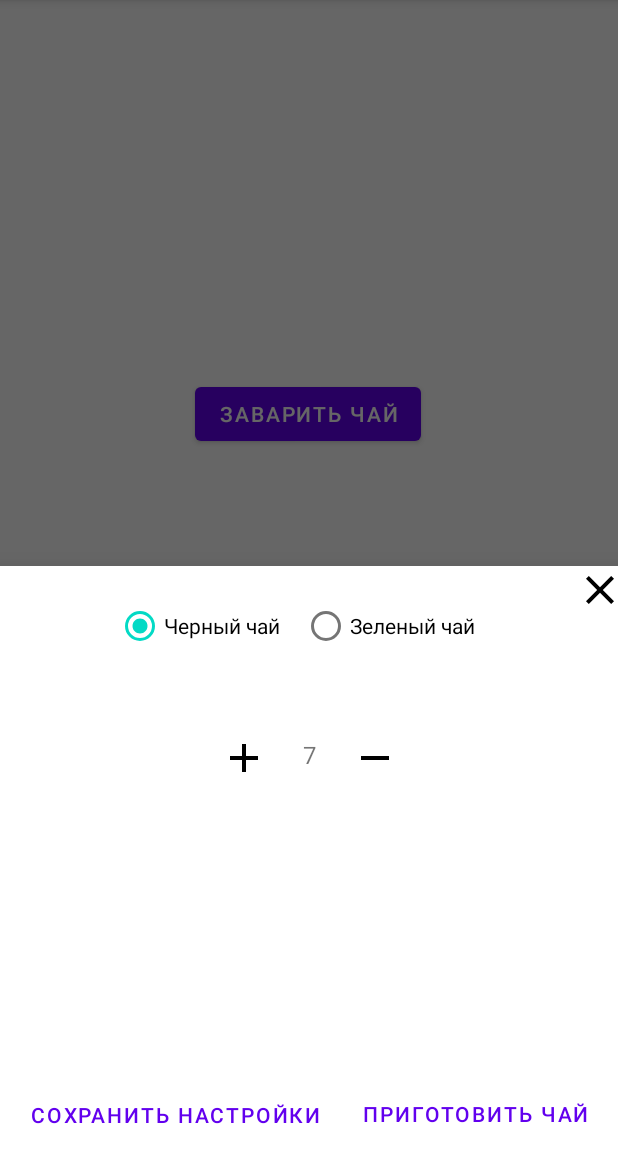
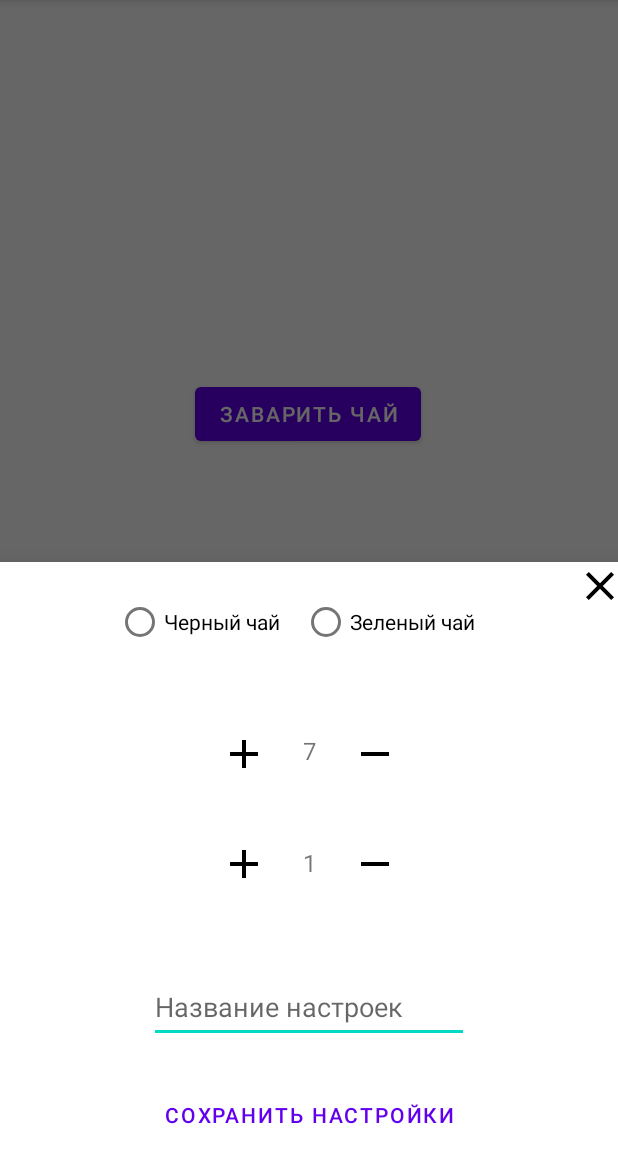
Before and after one commit to verevka8/Proekt, an Android app: the MainMenu screen opened through its navigation route, after a tap on "ЗАВАРИТЬ ЧАЙ", on a phone screen of 412 x 824 dp, the part 84-1236 px from its top. Run offline under Robolectric (Android 15) with nearby library versions, the phone set to English and light mode, and no system bars; our stand-ins replace Firebase (no records; nobody signed in at launch, a user with empty details on screens opened directly), data binding; 1 statement that could not run was skipped.

Commit message:
Добавлено: База данных реального времени Сохранение настроек чая в базу

```diff
--- a/app/src/main/java/com/example/proekt/MainMenu.java
+++ b/app/src/main/java/com/example/proekt/MainMenu.java
@@ -18,10 +18,8 @@ import com.google.android.material.bottomsheet.BottomSheetDialog;
 
 public class MainMenu extends Fragment{
     private FragmentMainMenuBinding binding;
-    private TeaParameters blankFragment;
 
     public MainMenu() {
-        blankFragment = new TeaParameters();
     }
 
     @Override
@@ -36,10 +34,10 @@ public class MainMenu extends Fragment{
         binding.button2.setOnClickListener(new View.OnClickListener() {
             @Override
             public void onClick(View view) {
-                blankFragment.show(getChildFragmentManager(),blankFragment.getTag());
+                TeaParameters Fragmen = new TeaParameters();
+                Fragmen.show(getChildFragmentManager(),Fragmen.getTag());
             }
         });
-
         return binding.getRoot();
     }
 }
--- a/app/src/main/java/com/example/proekt/TeaParameters.java
+++ b/app/src/main/java/com/example/proekt/TeaParameters.java
@@ -9,6 +9,9 @@ import androidx.fragment.app.FragmentTransaction;
 import androidx.lifecycle.ViewModelProvider;
 import androidx.navigation.Navigation;
 
+import android.text.Editable;
+import android.text.TextWatcher;
+import android.util.Log;
 import android.view.LayoutInflater;
 import android.view.View;
 import android.view.ViewGroup;
@@ -16,39 +19,87 @@ import android.view.ViewGroup;
 import com.example.proekt.databinding.FragmentTeaParametersBinding;
 import com.example.proekt.model.SettingsViewModel;
 import com.google.android.material.bottomsheet.BottomSheetDialogFragment;
+import com.google.firebase.database.DatabaseReference;
+import com.google.firebase.database.FirebaseDatabase;
 
 
 public class TeaParameters extends BottomSheetDialogFragment {
     private FragmentTeaParametersBinding binding;
-    private SettingsViewModel model;
 
-    public TeaParameters() {
-        // Required empty public constructor
-    }
-
+    public TeaParameters() {}
     @Override
     public void onCreate(Bundle savedInstanceState) {
         super.onCreate(savedInstanceState);
     }
-
     @Override
     public View onCreateView(LayoutInflater inflater, ViewGroup container,
                              Bundle savedInstanceState) {
         binding = FragmentTeaParametersBinding.inflate(inflater, container, false);
-        model = new ViewModelProvider(getActivity()).get(SettingsViewModel.class);
-        binding.setViewModel(model);
+        TeaSavedSettings settings = new TeaSavedSettings();
+
+        binding.variety1.setOnClickListener(new View.OnClickListener() {
+            @Override
+            public void onClick(View view) {
+                settings.setTea_variety(true);
+            }
+        });
+
+        binding.variety2.setOnClickListener(new View.OnClickListener() {
+            @Override
+            public void onClick(View view) {
+                settings.setTea_variety(false);
+            }
+        });
+
         binding.addPortions.setOnClickListener(new View.OnClickListener() {
             @Override
             public void onClick(View view) {
-                model.addTea_count();
-                binding.countTea.setText(model.getTea_count().toString());
+                settings.addTea_count();
+                binding.countTea.setText(Integer.toString(settings.getTea_count()));
             }
         });
+
         binding.removePortions.setOnClickListener(new View.OnClickListener() {
             @Override
             public void onClick(View view) {
-                model.removeTea_count();
-                binding.countTea.setText(model.getTea_count().toString());
+                settings.removeTea_count();
+                binding.countTea.setText(Integer.toString(settings.getTea_count()));
+            }
+        });
+
+        binding.nameSettings.addTextChangedListener(new TextWatcher() {
+            @Override
+            public void beforeTextChanged(CharSequence charSequence, int i, int i1, int i2) {}
+            @Override
+            public void onTextChanged(CharSequence charSequence, int i, int i1, int i2) {}
+            @Override
+            public void afterTextChanged(Editable editable) {
+                settings.setTitle(editable.toString());
+            }
+        });
+
+        binding.addSugar.setOnClickListener(new View.OnClickListener() {
+            @Override
+            public void onClick(View view) {
+                settings.addSugar_count();
+                binding.countSugar.setText(Integer.toString(settings.getSugar_count()));
+            }
+        });
+
+        binding.removeSugar.setOnClickListener(new View.OnClickListener() {
+            @Override
+            public void onClick(View view) {
+                settings.removeSugar_count();
+                binding.countSugar.setText(Integer.toString(settings.getSugar_count()));
+            }
+        });
+
+        binding.saveSettings.setOnClickListener(new View.OnClickListener() {
+            @Override
+            public void onClick(View view) {
+                ListSavedSettings list = ListSavedSettings.getInstance();
+                list.addSavedSettings(settings);
+                dismiss();
             }
         });
         return binding.getRoot();
--- a/app/src/main/res/layout/fragment_tea_parameters.xml
+++ b/app/src/main/res/layout/fragment_tea_parameters.xml
@@ -4,15 +4,54 @@
     xmlns:tools="http://schemas.android.com/tools"
     tools:context=".TeaParameters">
 
-    <data>
-        <variable
-            name="viewModel"
-            type="com.example.proekt.model.SettingsViewModel" />
-    </data>
-
     <androidx.constraintlayout.widget.ConstraintLayout
         android:layout_width="match_parent"
         android:layout_height="match_parent">
+
+        <ImageButton
+            android:id="@+id/remove_sugar"
+            android:layout_width="wrap_content"
+            android:layout_height="wrap_content"
+            android:layout_marginStart="15dp"
+            android:layout_marginTop="25dp"
+            android:background="#00FFFFFF"
+            android:minWidth="48dp"
+            android:minHeight="48dp"
+            android:src="@drawable/baseline_remove_24"
+            app:layout_constraintEnd_toEndOf="parent"
+            app:layout_constraintHorizontal_bias="0.5"
+            app:layout_constraintStart_toEndOf="@+id/count_sugar"
+            app:layout_constraintTop_toBottomOf="@+id/remove_portions" />
+
+        <TextView
+            android:id="@+id/count_sugar"
+            android:layout_width="wrap_content"
+            android:layout_height="23dp"
+            android:text="1"
+            android:textAlignment="center"
+            android:textSize="16sp"
+            app:layout_constraintBottom_toBottomOf="@+id/add_sugar"
+            app:layout_constraintEnd_toStartOf="@+id/remove_sugar"
+            app:layout_constraintHorizontal_bias="0.5"
+            app:layout_constraintStart_toEndOf="@+id/add_sugar"
+            app:layout_constraintTop_toTopOf="@+id/add_sugar"
+            app:layout_constraintVertical_bias="0.48" />
+
+        <ImageButton
+            android:id="@+id/add_sugar"
+            android:layout_width="wrap_content"
+            android:layout_height="48dp"
+            android:layout_marginTop="25dp"
+            android:layout_marginEnd="15dp"
+            android:background="#00000000"
+            android:minWidth="48dp"
+            android:minHeight="48dp"
+            android:src="@drawable/baseline_add_24"
+            app:layout_constraintEnd_toStartOf="@+id/count_sugar"
+            app:layout_constraintHorizontal_bias="0.5"
+            app:layout_constraintHorizontal_chainStyle="packed"
+            app:layout_constraintStart_toStartOf="parent"
+            app:layout_constraintTop_toBottomOf="@+id/add_portions" />
 
         <RadioGroup
             android:id="@+id/radioGroup"
@@ -29,16 +68,12 @@
                 android:id="@+id/variety_1"
                 android:layout_width="124dp"
                 android:layout_height="wrap_content"
-                android:checked="@{!viewModel.tea_variety}"
-                android:onClick="@{() -> viewModel.setTea_variety(false)}"
                 android:text="Черный чай" />
 
             <RadioButton
                 android:id="@+id/variety_2"
                 android:layout_width="129dp"
                 android:layout_height="wrap_content"
-                android:checked="@{viewModel.tea_variety}"
-                android:onClick="@{() -> viewModel.setTea_variety(true)}"
                 android:text="Зеленый чай" />
         </RadioGroup>
 
@@ -59,7 +94,7 @@
             android:id="@+id/count_tea"
             android:layout_width="wrap_content"
             android:layout_height="23dp"
-            android:text="@{viewModel.tea_count.toString()}"
+            android:text="7"
             android:textAlignment="center"
             android:textSize="16sp"
             app:layout_constraintBottom_toBottomOf="@+id/add_portions"
@@ -101,25 +136,29 @@
             app:layout_constraintTop_toBottomOf="@+id/radioGroup" />
 
         <Button
-            android:id="@+id/button3"
+            android:id="@+id/save_settings"
+            android:layout_width="wrap_content"
+            android:layout_height="49dp"
+            android:layout_marginTop="23dp"
+            android:text="Сохранить настройки"
+            app:layout_constraintEnd_toEndOf="parent"
+            app:layout_constraintHorizontal_bias="0.5"
+            app:layout_constraintStart_toStartOf="parent"
+            app:layout_constraintTop_toBottomOf="@+id/nameSettings" />
+
+        <EditText
+            android:id="@+id/nameSettings"
             android:layout_width="wrap_content"
             android:layout_height="wrap_content"
-            android:layout_marginTop="189dp"
-            android:text="Приготовить чай"
+            android:layout_marginTop="47dp"
+            android:ems="10"
+            android:hint="Название настроек"
+            android:inputType="textPersonName"
+            android:minHeight="48dp"
             app:layout_constraintEnd_toEndOf="parent"
             app:layout_constraintHorizontal_bias="0.5"
-            app:layout_constraintStart_toEndOf="@+id/button4"
-            app:layout_constraintTop_toBottomOf="@+id/remove_portions" />
+            app:layout_constraintStart_toStartOf="parent"
+            app:layout_constraintTop_toBottomOf="@+id/remove_sugar" />
 
-        <Button
-            android:id="@+id/button4"
-            android:layout_width="wrap_content"
-            android:layout_height="49dp"
-            android:layout_marginTop="189dp"
-            android:text="Сохранить настройки"
-            app:layout_constraintEnd_toStartOf="@+id/button3"
-            app:layout_constraintHorizontal_bias="0.5"
-            app:layout_constraintStart_toStartOf="parent"
-            app:layout_constraintTop_toBottomOf="@+id/add_portions" />
     </androidx.constraintlayout.widget.ConstraintLayout>
 </layout>
```
Also changed, not shown: app/build.gradle (+6 -1 lines), app/src/main/java/com/example/proekt/Authorization.java (+16 -18 lines), app/src/main/java/com/example/proekt/model/SettingsViewModel.java (+9 -0 lines), app/src/main/res/layout/fragment_authorization.xml (+8 -0 lines).
